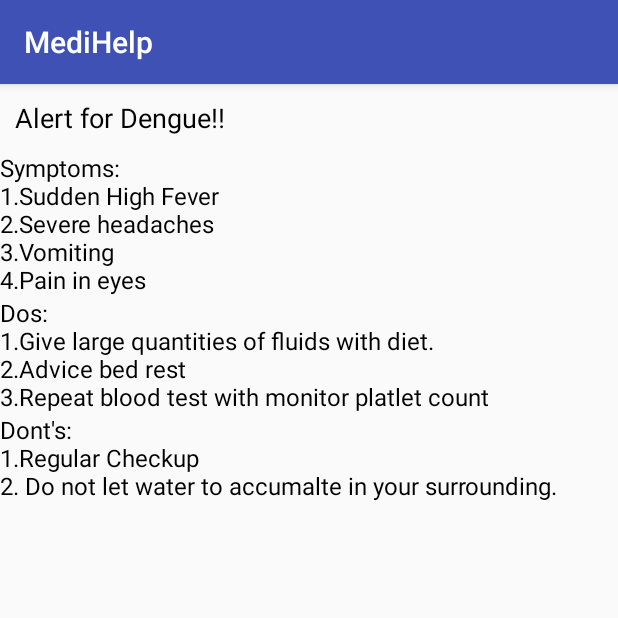
After one commit to imGurpreetSK/HackDTU, an Android app: the DiseaseActivity screen opened directly, with no data from a screen before it, on a phone screen of 412 x 824 dp, the top half of it. The commit adds this screen. Run offline under Robolectric (Android 15) with nearby library versions, the phone set to English and light mode, and no system bars; network calls fail.

Commit message:
Working Everything

```diff
--- a/app/src/main/java/me/gurpreetsk/medihelp/AppConfig.java
+++ b/app/src/main/java/me/gurpreetsk/medihelp/AppConfig.java
@@ -6,9 +6,9 @@ package me.gurpreetsk.medihelp;
 
 public class AppConfig {
 
-    public static final String STREAM_URL = "rtsp://192.168.43.196:1935/MediHelp/myStream";
-    public static final String PUBLISHER_USERNAME = "";
-    public static final String PUBLISHER_PASSWORD = "";
+    public static final String STREAM_URL = "rtsp://192.168.43.147:1935/testing/myStream";
+    public static final String PUBLISHER_USERNAME = "sahil865gupta";
+    public static final String PUBLISHER_PASSWORD = "KKJadfgh44";
 
     public static final String IMAGE_DIRECTORY_NAME = "Android File Upload";
 
--- /dev/null
+++ b/app/src/main/java/me/gurpreetsk/medihelp/DiseaseActivity.java
@@ -0,0 +1,13 @@
+package me.gurpreetsk.medihelp;
+
+import android.support.v7.app.AppCompatActivity;
+import android.os.Bundle;
+
+public class DiseaseActivity extends AppCompatActivity {
+
+    @Override
+    protected void onCreate(Bundle savedInstanceState) {
+        super.onCreate(savedInstanceState);
+        setContentView(R.layout.activity_disease);
+    }
+}
--- a/app/src/main/java/me/gurpreetsk/medihelp/QRActivity.java
+++ b/app/src/main/java/me/gurpreetsk/medihelp/QRActivity.java
@@ -34,7 +34,7 @@ public class QRActivity extends AppCompatActivity {
         super.onCreate(savedInstanceState);
         setContentView(R.layout.activity_qr);
         btnPatient= (Button) findViewById(R.id.btnPatient);
-        btnVisitor= (Button) findViewById(R.id.btnVisitor);
+        //btnVisitor= (Button) findViewById(R.id.btnVisitor);
         qrImage= (ImageView) findViewById(R.id.qr);
         FirebaseDatabase database= FirebaseDatabase.getInstance();
         refrence=database.getReference("userDetails");
--- /dev/null
+++ b/app/src/main/res/layout/activity_disease.xml
@@ -0,0 +1,34 @@
+<?xml version="1.0" encoding="utf-8"?>
+<LinearLayout xmlns:android="http://schemas.android.com/apk/res/android"
+    xmlns:tools="http://schemas.android.com/tools"
+    android:id="@+id/activity_disease"
+    android:layout_width="match_parent"
+    android:layout_height="match_parent"
+    android:orientation="vertical"
+    tools:context="me.gurpreetsk.medihelp.DiseaseActivity">
+<TextView
+    android:layout_width="wrap_content"
+    android:layout_height="wrap_content"
+    android:text="Alert for Dengue!!"
+    android:textColor="#000"
+    android:layout_margin="10dp"
+    android:textSize="18dp"/>
+    <TextView
+        android:layout_width="wrap_content"
+        android:layout_height="wrap_content"
+        android:textColor="#000"
+        android:textSize="16dp"
+        android:text="Symptoms:\n1.Sudden High Fever\n2.Severe headaches\n3.Vomiting\n4.Pain in eyes"/>
+    <TextView
+        android:layout_width="wrap_content"
+        android:layout_height="wrap_content"
+        android:textColor="#000"
+        android:textSize="16dp"
+        android:text="Dos:\n1.Give large quantities of fluids with diet.\n2.Advice bed rest\n3.Repeat blood test with monitor platlet count"/>
+    <TextView
+        android:layout_width="wrap_content"
+        android:layout_height="wrap_content"
+        android:textColor="#000"
+        android:textSize="16dp"
+        android:text="Dont's:\n1.Regular Checkup\n2. Do not let water to accumalte in your surrounding."/>
+</LinearLayout>
```
Also changed, not shown: app/src/main/AndroidManifest.xml (+10 -7 lines), app/src/main/java/me/gurpreetsk/medihelp/BoneFractureActivity.java (added, +150 -0 lines), app/src/main/java/me/gurpreetsk/medihelp/HeatMapActivity.java (+12 -12 lines), app/src/main/res/layout/activity_bone_fracture.xml (added, +41 -0 lines), app/src/main/res/layout/activity_qr.xml (+1 -6 lines), app/src/main/java/me/gurpreetsk/medihelp/HeartRateActivity.java (line endings or trailing spaces).
